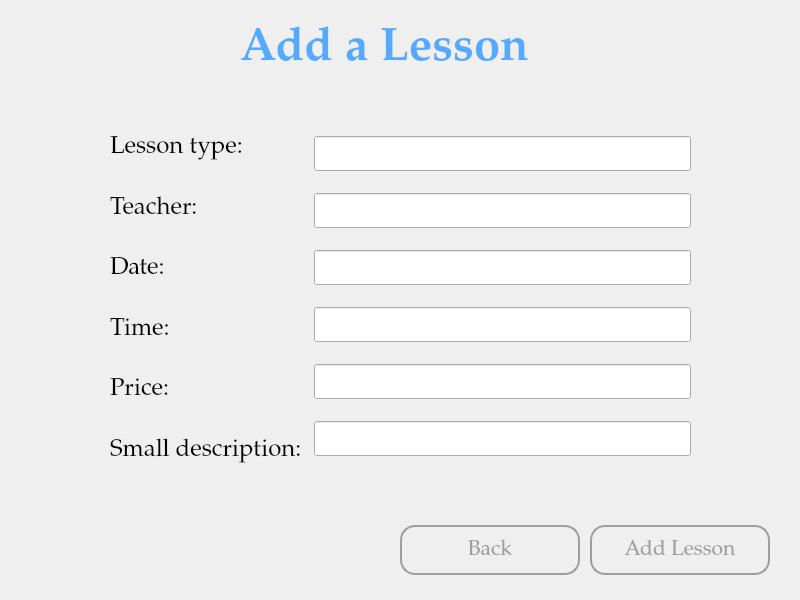
Above: UI/AddLessonPageUI.ui from tural777/FinalProject before the change. Below: the same form after it.
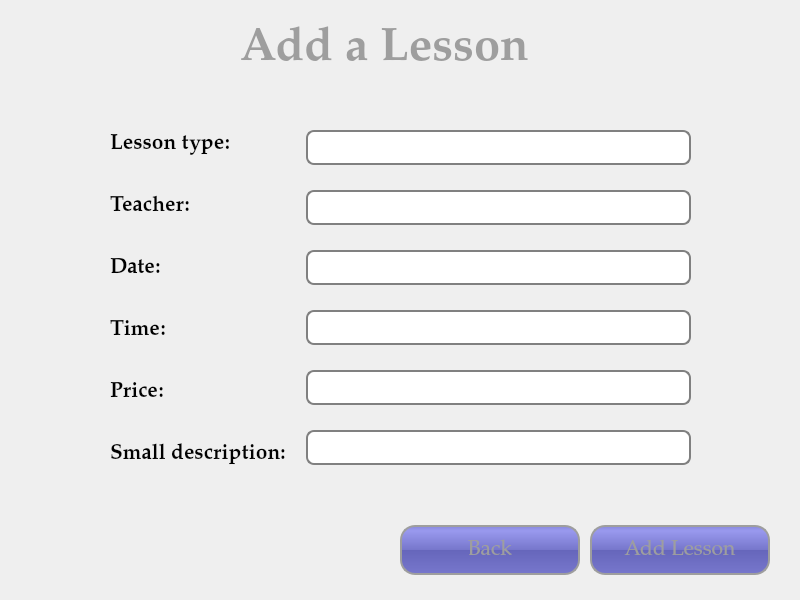
That is the form after the change.

```diff
--- a/UI/AddLessonPageUI.ui
+++ b/UI/AddLessonPageUI.ui
@@ -54,7 +54,7 @@
     <string notr="true">QPushButton{
 	border: 2px solid #9E9E9E;
 	border-radius: 15px;
-	background-color: #00000000;
+	background-color: QLinearGradient( x1: 0, y1: 0, x2: 0, y2: 1, stop: 0 #88d, stop: 0.1 #99e, stop: 0.49 #77c, stop: 0.5 #66b, stop: 1 #77c);
 	color: #9E9E9E;
 }
 QPushButton:hover{
@@ -95,7 +95,7 @@
     <string notr="true">QPushButton{
 	border: 2px solid #9E9E9E;
 	border-radius: 15px;
-	background-color: #00000000;
+	background-color: QLinearGradient( x1: 0, y1: 0, x2: 0, y2: 1, stop: 0 #88d, stop: 0.1 #99e, stop: 0.49 #77c, stop: 0.5 #66b, stop: 1 #77c);
 	color: #9E9E9E;
 }
 QPushButton:hover{
@@ -123,10 +123,21 @@
     </rect>
    </property>
    <layout class="QHBoxLayout" name="horizontalLayout">
+    <property name="spacing">
+     <number>15</number>
+    </property>
     <item>
      <layout class="QVBoxLayout" name="verticalLayout">
       <item>
        <widget class="QLabel" name="lbl_lessonType">
+        <property name="font">
+         <font>
+          <family>Palatino Linotype</family>
+          <pointsize>16</pointsize>
+          <weight>75</weight>
+          <bold>true</bold>
+         </font>
+        </property>
         <property name="text">
          <string>Lesson type:</string>
         </property>
@@ -134,6 +145,14 @@
       </item>
       <item>
        <widget class="QLabel" name="lbl_teacher">
+        <property name="font">
+         <font>
+          <family>Palatino Linotype</family>
+          <pointsize>16</pointsize>
+          <weight>75</weight>
+          <bold>true</bold>
+         </font>
+        </property>
         <property name="text">
          <string>Teacher:</string>
         </property>
@@ -141,6 +160,14 @@
       </item>
       <item>
        <widget class="QLabel" name="lbl_date">
+        <property name="font">
+         <font>
+          <family>Palatino Linotype</family>
+          <pointsize>16</pointsize>
+          <weight>75</weight>
+          <bold>true</bold>
+         </font>
+        </property>
         <property name="text">
          <string>Date:</string>
         </property>
@@ -148,6 +175,14 @@
       </item>
       <item>
        <widget class="QLabel" name="lbl_time">
+        <property name="font">
+         <font>
+          <family>Palatino Linotype</family>
+          <pointsize>16</pointsize>
+          <weight>75</weight>
+          <bold>true</bold>
+         </font>
+        </property>
         <property name="text">
          <string>Time:</string>
         </property>
@@ -155,6 +190,14 @@
       </item>
       <item>
        <widget class="QLabel" name="lbl_price">
+        <property name="font">
+         <font>
+          <family>Palatino Linotype</family>
+          <pointsize>16</pointsize>
+          <weight>75</weight>
+          <bold>true</bold>
+         </font>
+        </property>
         <property name="text">
          <string>Price:</string>
         </property>
@@ -162,6 +205,14 @@
       </item>
       <item>
        <widget class="QLabel" name="lbl_description">
+        <property name="font">
+         <font>
+          <family>Palatino Linotype</family>
+          <pointsize>16</pointsize>
+          <weight>75</weight>
+          <bold>true</bold>
+         </font>
+        </property>
         <property name="text">
          <string>Small description: </string>
         </property>
@@ -172,22 +223,76 @@
     <item>
      <layout class="QVBoxLayout" name="verticalLayout_2">
       <item>
-       <widget class="QLineEdit" name="txt_lessonType"/>
+       <widget class="QLineEdit" name="txt_lessonType">
+        <property name="styleSheet">
+         <string notr="true">QLineEdit {
+padding: 1px;
+border-style: solid;
+border: 2px solid gray;
+border-radius: 8px;
+}</string>
+        </property>
+       </widget>
       </item>
       <item>
-       <widget class="QLineEdit" name="txt_teacher"/>
+       <widget class="QLineEdit" name="txt_teacher">
+        <property name="styleSheet">
+         <string notr="true">QLineEdit {
+padding: 1px;
+border-style: solid;
+border: 2px solid gray;
+border-radius: 8px;
+}</string>
+        </property>
+       </widget>
       </item>
       <item>
-       <widget class="QLineEdit" name="txt_date"/>
+       <widget class="QLineEdit" name="txt_date">
+        <property name="styleSheet">
+         <string notr="true">QLineEdit {
+padding: 1px;
+border-style: solid;
+border: 2px solid gray;
+border-radius: 8px;
+}</string>
+        </property>
+       </widget>
       </item>
       <item>
-       <widget class="QLineEdit" name="txt_time"/>
+       <widget class="QLineEdit" name="txt_time">
+        <property name="styleSheet">
+         <string notr="true">QLineEdit {
+padding: 1px;
+border-style: solid;
+border: 2px solid gray;
+border-radius: 8px;
+}</string>
+        </property>
+       </widget>
       </item>
       <item>
-       <widget class="QLineEdit" name="txt_price"/>
+       <widget class="QLineEdit" name="txt_price">
+        <property name="styleSheet">
+         <string notr="true">QLineEdit {
+padding: 1px;
+border-style: solid;
+border: 2px solid gray;
+border-radius: 8px;
+}</string>
+        </property>
+       </widget>
       </item>
       <item>
-       <widget class="QLineEdit" name="txt_description"/>
+       <widget class="QLineEdit" name="txt_description">
+        <property name="styleSheet">
+         <string notr="true">QLineEdit {
+padding: 1px;
+border-style: solid;
+border: 2px solid gray;
+border-radius: 8px;
+}</string>
+        </property>
+       </widget>
       </item>
      </layout>
     </item>
@@ -211,7 +316,7 @@
     </font>
    </property>
    <property name="styleSheet">
-    <string notr="true">color: rgb(85, 170, 255);</string>
+    <string notr="true">color: #9E9E9E;</string>
    </property>
    <property name="text">
     <string>Add a Lesson</string>
```
